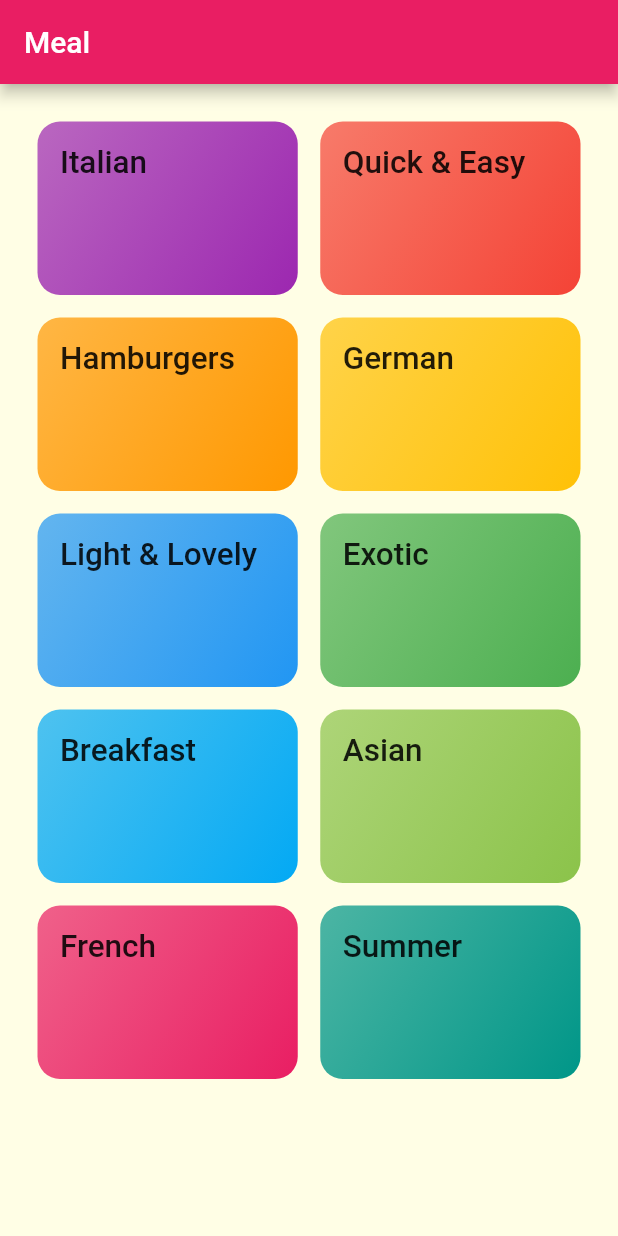
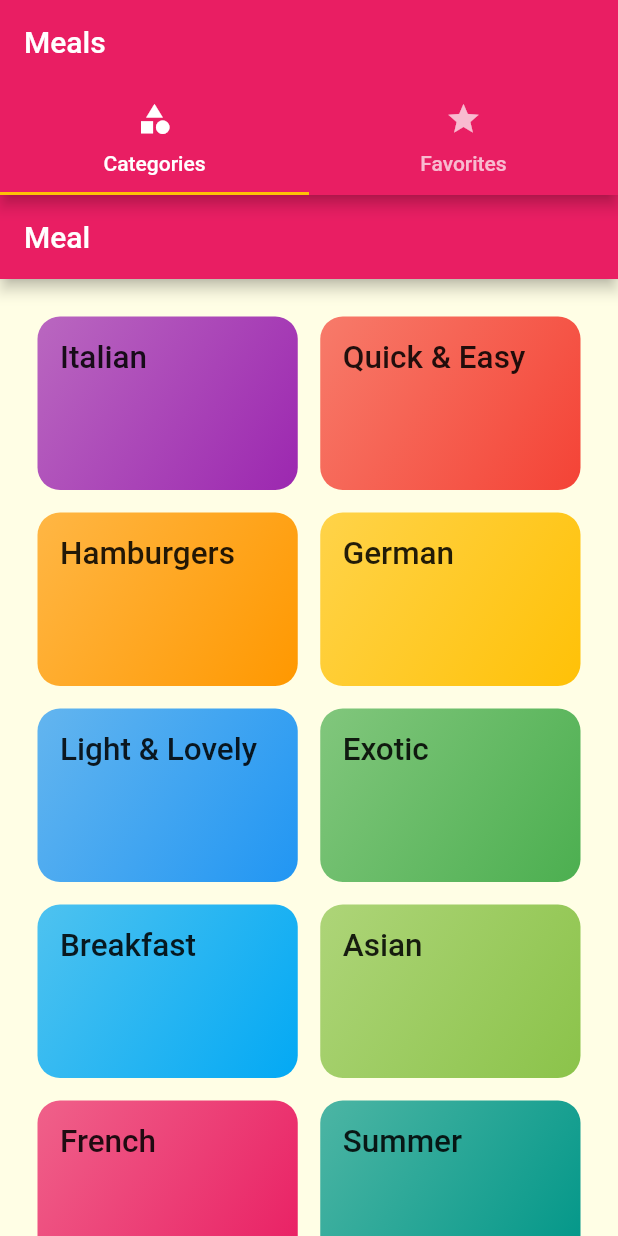
Before and after one commit to mehmetyilmaz001/flutter_meal_app_workout, a Flutter app: the screen it shows after launch, on a phone screen of 412 x 824 dp. Run offline on Flutter 3.47's test engine with Material 2 defaults, Android fonts, the phone set to English and light mode, and no system bars.

Commit message:
Adding tab bar

```diff
--- a/lib/main.dart
+++ b/lib/main.dart
@@ -1,4 +1,5 @@
 import 'package:flutter/material.dart';
+import './screens/tabs_screen.dart';
 import './screens/meal_detail_screen.dart';
 import './screens/category_meals_screen.dart';
 import './screens/categories_screen.dart';
@@ -19,9 +20,8 @@ class MyApp extends StatelessWidget {
               body1: TextStyle(color: Color.fromRGBO(20, 51, 51, 1)),
               body2: TextStyle(color: Color.fromRGBO(20, 51, 51, 1)),
               title: TextStyle(fontSize: 21))),
-      home: CategoriesScreen(),
-      initialRoute: '/',
       routes: {
+        '/': (ctx) => TabsScreen(),
         CategoryMealsScreen.routeName: (ctx) => CategoryMealsScreen(),
         MealDetailScreen.routeName: (ctx) => MealDetailScreen(),
       },
--- /dev/null
+++ b/lib/screens/favorites_screen.dart
@@ -0,0 +1,10 @@
+import 'package:flutter/material.dart';
+
+class FavoritesScreen extends StatelessWidget {
+  @override
+  Widget build(BuildContext context) {
+    return Container(
+
+    );
+  }
+}
--- /dev/null
+++ b/lib/screens/tabs_screen.dart
@@ -0,0 +1,39 @@
+import 'package:flutter/material.dart';
+import './favorites_screen.dart';
+import './categories_screen.dart';
+
+class TabsScreen extends StatefulWidget {
+  @override
+  TabsScreen_State createState() => TabsScreen_State();
+}
+
+class TabsScreen_State extends State<TabsScreen> {
+  @override
+  Widget build(BuildContext context) {
+    return DefaultTabController(
+      initialIndex: 0,
+      length: 2,
+      child: Scaffold(
+        appBar: AppBar(
+          title: Text('Meals'),
+          bottom: TabBar(
+            tabs: <Widget>[
+              Tab(
+                icon: Icon(Icons.category),
+                text: 'Categories',
+              ),
+              Tab(
+                icon: Icon(Icons.star),
+                text: 'Favorites',
+              ),
+            ],
+          ),
+        ),
+        body: TabBarView(children: <Widget>[
+          CategoriesScreen(),
+          FavoritesScreen()
+        ],),
+      ),
+    );
+  }
+}
```
